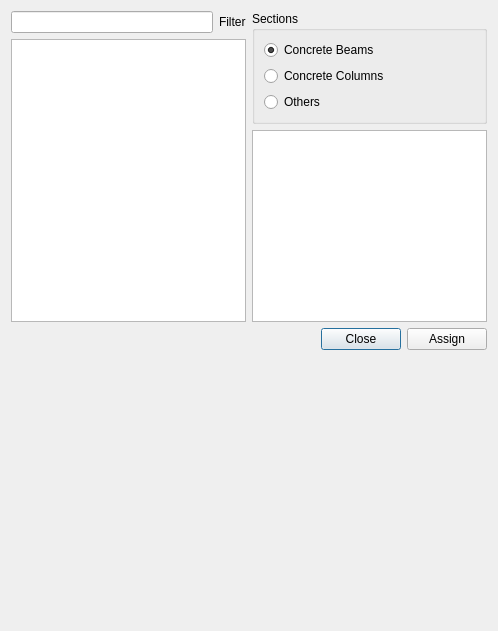
Above: widgets/assing/assign_frame_sections.ui from ebrahimraeyat/civilTools before the change. Below: the same form after it.
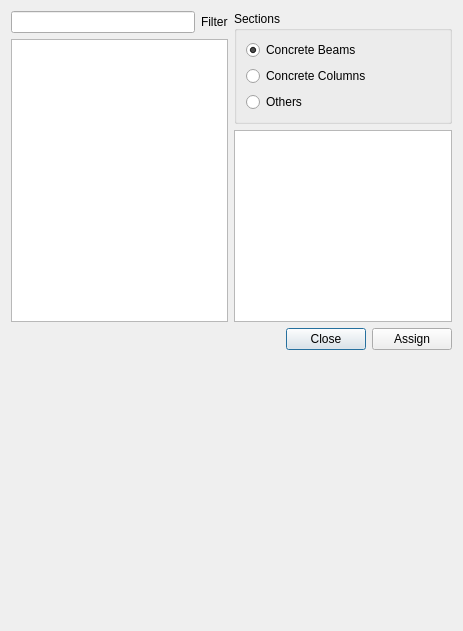
That is the form after the change. Icons and pictures are not drawn.

Diff of the .ui file:
```diff
--- a/widgets/assing/assign_frame_sections.ui
+++ b/widgets/assing/assign_frame_sections.ui
@@ -6,7 +6,7 @@
    <rect>
     <x>0</x>
     <y>0</y>
-    <width>498</width>
+    <width>463</width>
     <height>631</height>
    </rect>
   </property>
```
Left out of the diff: 6 changed lines with no effect on the pictures.
